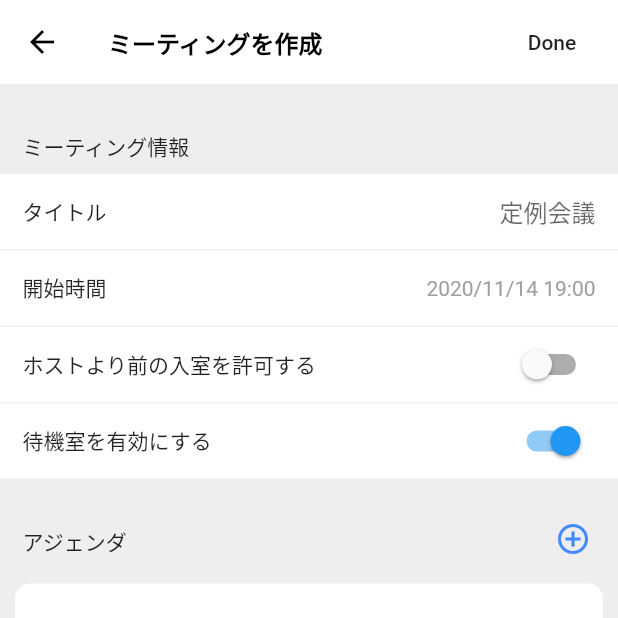
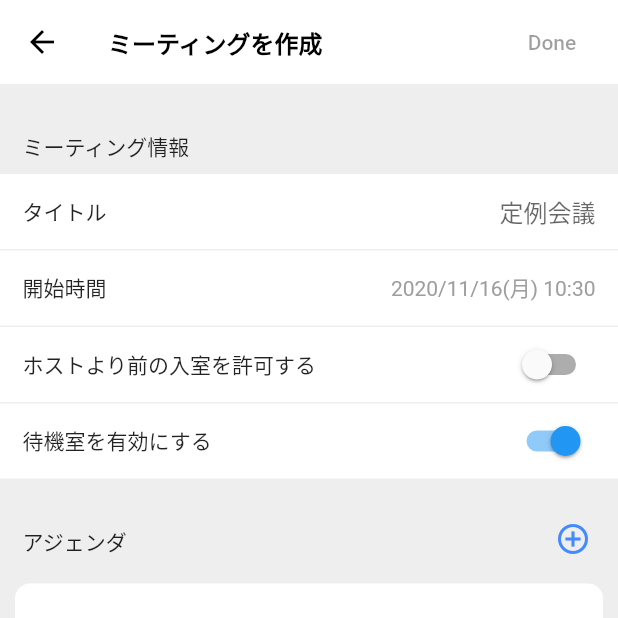
Before and after one commit to jphacks/D_2011_2, a Flutter app: the CreateMeetingPage screen opened directly, after a tap on "開始時間", on a phone screen of 412 x 824 dp, the top half of it. Run offline on Flutter 3.47's test engine with Material 2 defaults, Android fonts, the phone set to English and light mode, and no system bars; our stand-ins replace flutter_datetime_picker, flutter_slidable, introduction_screen, keyboard_actions, modal_progress_hud; missing offline and left inert: keyboard_utils.

```diff
--- a/lib/pages/createMeetingPage.dart
+++ b/lib/pages/createMeetingPage.dart
@@ -2,6 +2,9 @@ import 'package:flutter/material.dart';
 import 'package:keyboard_utils/widgets.dart';
 import 'package:keyboard_actions/keyboard_actions.dart';
 import 'package:flutter_slidable/flutter_slidable.dart';
+import 'package:flutter_datetime_picker/flutter_datetime_picker.dart';
+import "package:intl/intl.dart";
+import 'package:intl/date_symbol_data_local.dart';
 import '../models/agenda.dart';
 
 class CreateMeetingPage extends StatefulWidget {
@@ -11,6 +14,7 @@ class CreateMeetingPage extends StatefulWidget {
 
 class _CreateMeetingPageState extends State<CreateMeetingPage> {
   String meetingTitle = "";
+  DateTime meetingDate = DateTime.now();
   bool beforeHost = false;
   bool waitingRoom = true;
   bool isKeyBoardShown = false;
@@ -20,6 +24,13 @@ class _CreateMeetingPageState extends State<CreateMeetingPage> {
   var _timeFocusNode = FocusNode();
 
   List<Agenda> agendas = [];
+
+  get formattedDate {
+    initializeDateFormatting("ja_JP");
+    var formatter = new DateFormat('yyyy/MM/dd(E) HH:mm', "ja_JP");
+    var formatted = formatter.format(meetingDate);
+    return formatted;
+  }
 
   KeyboardActionsConfig _buildConfig(BuildContext context) {
     return KeyboardActionsConfig(
@@ -88,7 +99,7 @@ class _CreateMeetingPageState extends State<CreateMeetingPage> {
                       child: Column(
                         children: [
                           Text(
-                            "議題の追加",
+                            "議題の" + (edit ? "編集" : "追加"),
                             style: TextStyle(
                               fontSize: 17.0,
                               fontWeight: FontWeight.bold,
@@ -214,7 +225,7 @@ class _CreateMeetingPageState extends State<CreateMeetingPage> {
         ),
         actions: [
           FlatButton(
-            onPressed: () {},
+            onPressed: meetingTitle == "" && agendas.length == 0 ? null : () {},
             child: Text("Done"),
           ),
         ],
@@ -275,7 +286,20 @@ class _CreateMeetingPageState extends State<CreateMeetingPage> {
             ),
             SizedBox(height: 1),
             GestureDetector(
-              onTap: () {},
+              onTap: () {
+                DatePicker.showDateTimePicker(
+                  context,
+                  showTitleActions: true,
+                  minTime: DateTime.now(),
+                  onConfirm: (date) {
+                    setState(() {
+                      meetingDate = date;
+                    });
+                  },
+                  currentTime: DateTime.now(),
+                  locale: LocaleType.jp,
+                );
+              },
               child: Container(
                 height: 50,
                 width: size.width,
@@ -287,7 +311,7 @@ class _CreateMeetingPageState extends State<CreateMeetingPage> {
                     children: [
                       Text("開始時間"),
                       Text(
-                        "2020/11/14 19:00",
+                        formattedDate.toString(),
                         style: TextStyle(color: Colors.grey),
                       ),
                     ],
--- a/pubspec.yaml
+++ b/pubspec.yaml
@@ -17,6 +17,8 @@ dependencies:
   keyboard_utils: ^1.2.4
   keyboard_actions: ^3.3.1+1
   flutter_slidable: ^0.5.7
+  flutter_datetime_picker: ^1.4.0
+  intl: ^0.16.1
 
 dev_dependencies:
   flutter_test:
```
Also changed, not shown: pubspec.lock.
